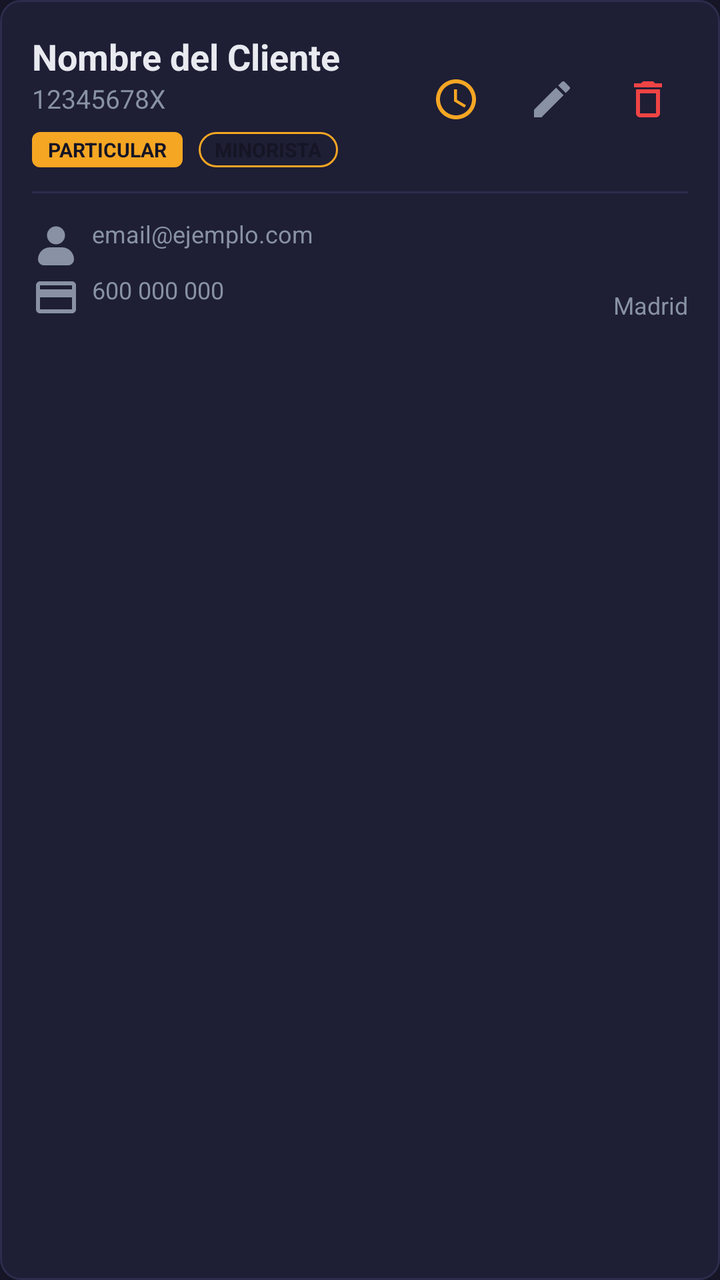
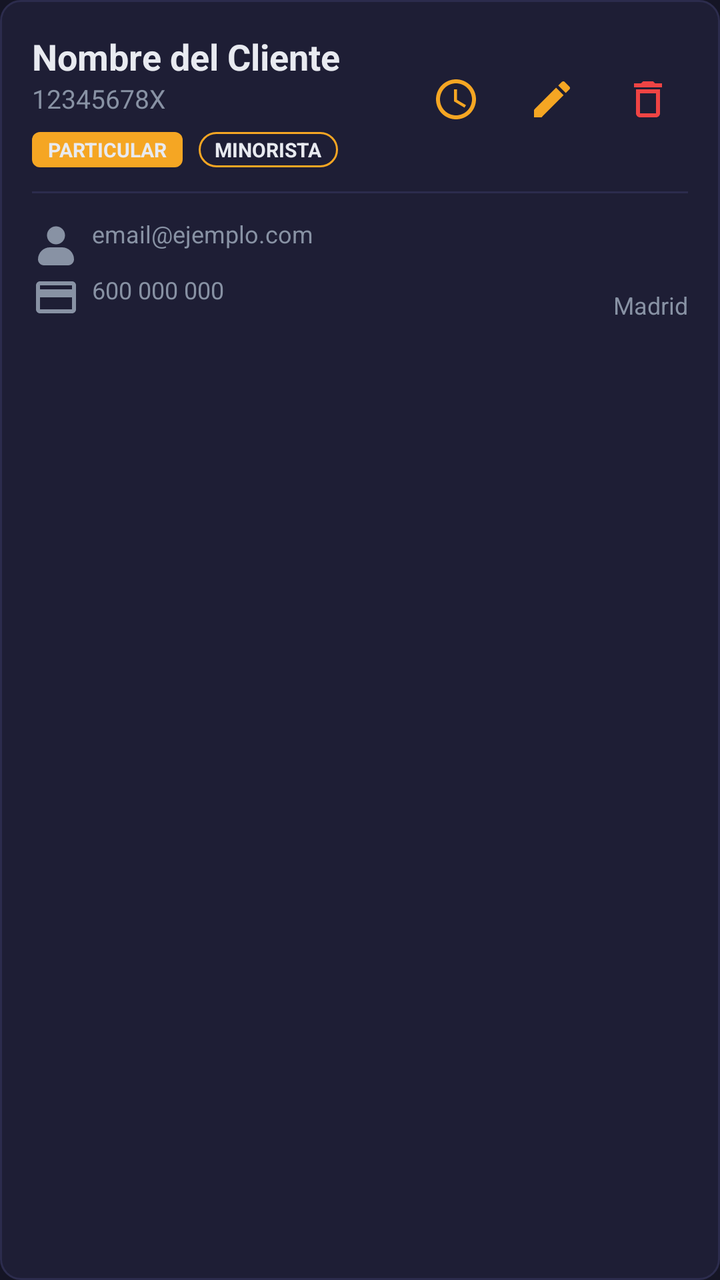

The first picture is an Android layout as it rendered before a commit; the second is the same layout after the commit. The layout source and the unified diff follow.
<!-- AndroidManifest.xml: application theme Theme.Electrobazar -->
<!-- res/layout/item_customer_admin.xml -->
<?xml version="1.0" encoding="utf-8"?>
<LinearLayout xmlns:android="http://schemas.android.com/apk/res/android"
    xmlns:app="http://schemas.android.com/apk/res-auto"
    android:layout_width="match_parent"
    android:layout_height="wrap_content"
    android:layout_marginBottom="12dp"
    android:background="@drawable/bg_surface_rounded"
    android:orientation="vertical"
    android:padding="16dp">

    <LinearLayout
        android:layout_width="match_parent"
        android:layout_height="wrap_content"
        android:gravity="center_vertical"
        android:orientation="horizontal">

        <LinearLayout
            android:layout_width="0dp"
            android:layout_height="wrap_content"
            android:layout_weight="1"
            android:orientation="vertical">

            <TextView
                android:id="@+id/customerNameText"
                android:layout_width="wrap_content"
                android:layout_height="wrap_content"
                android:text="Nombre del Cliente"
                android:textColor="?attr/android:textColorPrimary"
                android:textSize="18sp"
                android:textStyle="bold" />

            <TextView
                android:id="@+id/customerTaxIdText"
                android:layout_width="wrap_content"
                android:layout_height="wrap_content"
                android:text="12345678X"
            android:textColor="?attr/android:textColorSecondary"
                android:textSize="13sp" />

            <LinearLayout
                android:layout_width="wrap_content"
                android:layout_height="wrap_content"
                android:layout_marginTop="8dp"
                android:orientation="horizontal"
                android:gravity="center_vertical">

                <TextView
                    android:id="@+id/customerTypeBadge"
                    android:layout_width="wrap_content"
                    android:layout_height="wrap_content"
                    android:background="@drawable/badge_bg_ticket"
                    android:paddingHorizontal="8dp"
                    android:paddingVertical="2dp"
                    android:text="PARTICULAR"
                    android:textColor="?attr/android:windowBackground"
                    android:textSize="10sp"
                    android:textStyle="bold" />

                <TextView
                    android:id="@+id/customerTariffBadge"
                    android:layout_width="wrap_content"
                    android:layout_height="wrap_content"
                    android:layout_marginStart="8dp"
                    android:background="@drawable/bg_badge_tariff"
                    android:paddingHorizontal="8dp"
                    android:paddingVertical="2dp"
                    android:text="MINORISTA"
                    android:textColor="?attr/android:windowBackground"
                    android:textSize="10sp"
                    android:textStyle="bold" />

                <TextView
                    android:id="@+id/customerReBadge"
                    android:layout_width="wrap_content"
                    android:layout_height="wrap_content"
                    android:layout_marginStart="8dp"
                    android:background="@drawable/badge_active_yes"
                    android:paddingHorizontal="8dp"
                    android:paddingVertical="2dp"
                    android:text="R.E."
                    android:textColor="?attr/android:windowBackground"
                    android:textSize="10sp"
                    android:textStyle="bold"
                    android:visibility="gone" />

            </LinearLayout>
        </LinearLayout>

        <LinearLayout
            android:layout_width="wrap_content"
            android:layout_height="wrap_content"
            android:orientation="horizontal">

            <ImageButton
                android:id="@+id/historyCustomerBtn"
                android:layout_width="40dp"
                android:layout_height="40dp"
                android:background="?attr/selectableItemBackgroundBorderless"
                android:src="@drawable/ic_activity_log"
                app:tint="?attr/colorPrimary" />

            <ImageButton
                android:id="@+id/editCustomerBtn"
                android:layout_width="40dp"
                android:layout_height="40dp"
                android:layout_marginStart="8dp"
                android:background="?attr/selectableItemBackgroundBorderless"
                android:src="@drawable/ic_edit"
                app:tint="?attr/android:textColorSecondary" />

            <ImageButton
                android:id="@+id/deleteCustomerBtn"
                android:layout_width="40dp"
                android:layout_height="40dp"
                android:layout_marginStart="8dp"
                android:background="?attr/selectableItemBackgroundBorderless"
                android:src="@drawable/ic_delete"
                app:tint="@color/danger" />
        </LinearLayout>
    </LinearLayout>

    <View
        android:layout_width="match_parent"
        android:layout_height="1dp"
        android:layout_marginVertical="12dp"
        android:background="?attr/colorOutline" />

    <LinearLayout
        android:layout_width="match_parent"
        android:layout_height="wrap_content"
        android:orientation="horizontal">

        <LinearLayout
            android:layout_width="0dp"
            android:layout_height="wrap_content"
            android:layout_weight="1"
            android:orientation="vertical">
            
            <TextView
                android:id="@+id/customerEmailText"
                android:layout_width="wrap_content"
                android:layout_height="wrap_content"
                android:text="email@ejemplo.com"
            android:textColor="?attr/android:textColorSecondary"
                android:textSize="12sp"
                android:drawablePadding="6dp"
                app:drawableStartCompat="@drawable/ic_person"
                app:drawableTint="?attr/android:textColorSecondary" />

            <TextView
                android:id="@+id/customerPhoneText"
                android:layout_width="wrap_content"
                android:layout_height="wrap_content"
                android:layout_marginTop="4dp"
                android:text="600 000 000"
            android:textColor="?attr/android:textColorSecondary"
                android:textSize="12sp"
                android:drawablePadding="6dp"
                app:drawableStartCompat="@drawable/ic_card"
                app:drawableTint="?attr/android:textColorSecondary" />
        </LinearLayout>

        <TextView
            android:id="@+id/customerCityText"
            android:layout_width="wrap_content"
            android:layout_height="wrap_content"
            android:text="Madrid"
            android:textColor="?attr/android:textColorSecondary"
            android:textSize="12sp"
            android:layout_gravity="bottom" />
    </LinearLayout>

</LinearLayout>
<!-- resources referenced by this layout -->
<resources>
  <color name="danger">#ef4444</color>
  <!-- drawable badge_active_yes (drawable) -->
  <?xml version="1.0" encoding="utf-8"?>
  <shape xmlns:android="http://schemas.android.com/apk/res/android">
      <solid android:color="#22c55e" />
      <corners android:radius="6dp" />
  </shape>
  <!-- drawable badge_bg_ticket (drawable) -->
  <?xml version="1.0" encoding="utf-8"?>
  <shape xmlns:android="http://schemas.android.com/apk/res/android">
      <solid android:color="?attr/colorAccent" />
      <corners android:radius="4dp" />
  </shape>
  <!-- drawable bg_badge_tariff (drawable) -->
  <?xml version="1.0" encoding="utf-8"?>
  <shape xmlns:android="http://schemas.android.com/apk/res/android">
      <solid android:color="?attr/colorSurfaceVariant" />
      <corners android:radius="16dp" />
      <stroke android:width="1dp" android:color="?attr/colorPrimary" />
  </shape>
  <!-- drawable bg_surface_rounded (drawable) -->
  <?xml version="1.0" encoding="utf-8"?>
  <shape xmlns:android="http://schemas.android.com/apk/res/android">
      <solid android:color="?attr/colorSurfaceVariant" />
      <corners android:radius="10dp" />
      <stroke android:width="1dp" android:color="?attr/colorOutline" />
  </shape>
  <!-- drawable ic_card (drawable) -->
  <vector xmlns:android="http://schemas.android.com/apk/res/android"
      android:width="24dp"
      android:height="24dp"
      android:viewportWidth="24"
      android:viewportHeight="24"
      android:tint="?attr/colorControlNormal">
    <path
        android:fillColor="@android:color/white"
        android:pathData="M20,4H4C2.89,4 2.01,4.89 2.01,6L2,18C2,19.11 2.89,20 4,20H20C21.11,20 22,19.11 22,18V6C22,4.89 21.11,4 20,4ZM20,18H4V12H20V18ZM20,8H4V6H20V8Z"/>
  </vector>
  <!-- drawable ic_delete (drawable) -->
  <vector xmlns:android="http://schemas.android.com/apk/res/android"
      android:width="24dp"
      android:height="24dp"
      android:viewportWidth="24"
      android:viewportHeight="24">
      <path
          android:fillColor="#FF000000"
          android:pathData="M16,9v10H8V9h8m-1.5,-6h-5l-1,1H5v2h14V4h-3.5l-1,-1zM18,7H6v12c0,1.1 0.9,2 2,2h8c1.1,0 2,-0.9 2,-2V7z" />
  </vector>
  <!-- drawable ic_edit (drawable) -->
  <vector xmlns:android="http://schemas.android.com/apk/res/android"
      android:width="24dp"
      android:height="24dp"
      android:viewportWidth="24"
      android:viewportHeight="24">
      <path
          android:fillColor="#FFFFFF"
          android:pathData="M3,17.25V21h3.75L17.81,9.94l-3.75,-3.75L3,17.25zM20.71,7.04c0.39,-0.39 0.39,-1.02 0,-1.41l-2.34,-2.34c-0.39,-0.39 -1.02,-0.39 -1.41,0l-1.83,1.83 3.75,3.75 1.83,-1.83z" />
  </vector>
  <!-- drawable ic_person (drawable) -->
  <vector xmlns:android="http://schemas.android.com/apk/res/android"
      android:width="24dp"
      android:height="24dp"
      android:viewportWidth="16"
      android:viewportHeight="16">
      <path
          android:fillColor="#FFFFFF"
          android:pathData="M11,6a3,3 0 1,1 -6,0 3,3 0 0,1 6,0zM14,14c0,1.1 -0.9,2 -2,2H4c-1.1,0 -2,-0.9 -2,-2a4,4 0 0,1 4,-4h4a4,4 0 0,1 4,4z" />
  </vector>
  <style name="Theme.Electrobazar" parent="Base.Theme.Electrobazar" />
  <color name="accent">#f5a623</color>
  <color name="primary">#151525</color>
  <color name="surface">#252545</color>
  <color name="text_main">#e8eaf0</color>
  <color name="secondary">#1e1e35</color>
  <color name="text_muted">#8892a4</color>
  <color name="border">#2c2c4d</color>
  <style name="CustomChipStyle" parent="Widget.Material3.Chip.Filter">
          <item name="android:colorPrimaryDark">#000000</item>
          <item name="chipBackgroundColor">@color/chip_bg_selector</item>
          <item name="android:textColor">@color/chip_text_selector</item>
          <item name="chipStrokeWidth">0dp</item>
          <item name="shapeAppearance">@style/ShapeAppearance.SmallComponent</item>
      </style>
  <style name="ShapeAppearance.SmallComponent" parent="ShapeAppearance.Material3.SmallComponent">
          <item name="cornerSize">20dp</item>
          <item name="android:colorPrimaryDark">#000000</item>
      </style>
  <!-- unchanged entries left out for length: 2 -->
</resources>

<!-- the commit's change to res/layout/item_customer_admin.xml (unified diff, before → after) -->
@@ -52,7 +52,7 @@
                     android:paddingHorizontal="8dp"
                     android:paddingVertical="2dp"
                     android:text="PARTICULAR"
-                    android:textColor="?attr/android:windowBackground"
+                    android:textColor="?attr/android:textColorPrimary"
                     android:textSize="10sp"
                     android:textStyle="bold" />
 
@@ -65,7 +65,7 @@
                     android:paddingHorizontal="8dp"
                     android:paddingVertical="2dp"
                     android:text="MINORISTA"
-                    android:textColor="?attr/android:windowBackground"
+                    android:textColor="?attr/android:textColorPrimary"
                     android:textSize="10sp"
                     android:textStyle="bold" />
 
@@ -78,7 +78,7 @@
                     android:paddingHorizontal="8dp"
                     android:paddingVertical="2dp"
                     android:text="R.E."
-                    android:textColor="?attr/android:windowBackground"
+                    android:textColor="?attr/android:textColorPrimary"
                     android:textSize="10sp"
                     android:textStyle="bold"
                     android:visibility="gone" />
@@ -97,7 +97,7 @@
                 android:layout_height="40dp"
                 android:background="?attr/selectableItemBackgroundBorderless"
                 android:src="@drawable/ic_activity_log"
-                app:tint="?attr/colorPrimary" />
+                app:tint="?attr/colorAccent" />
 
             <ImageButton
                 android:id="@+id/editCustomerBtn"
@@ -106,7 +106,7 @@
                 android:layout_marginStart="8dp"
                 android:background="?attr/selectableItemBackgroundBorderless"
                 android:src="@drawable/ic_edit"
-                app:tint="?attr/android:textColorSecondary" />
+                app:tint="?attr/colorAccent" />
 
             <ImageButton
                 android:id="@+id/deleteCustomerBtn"
